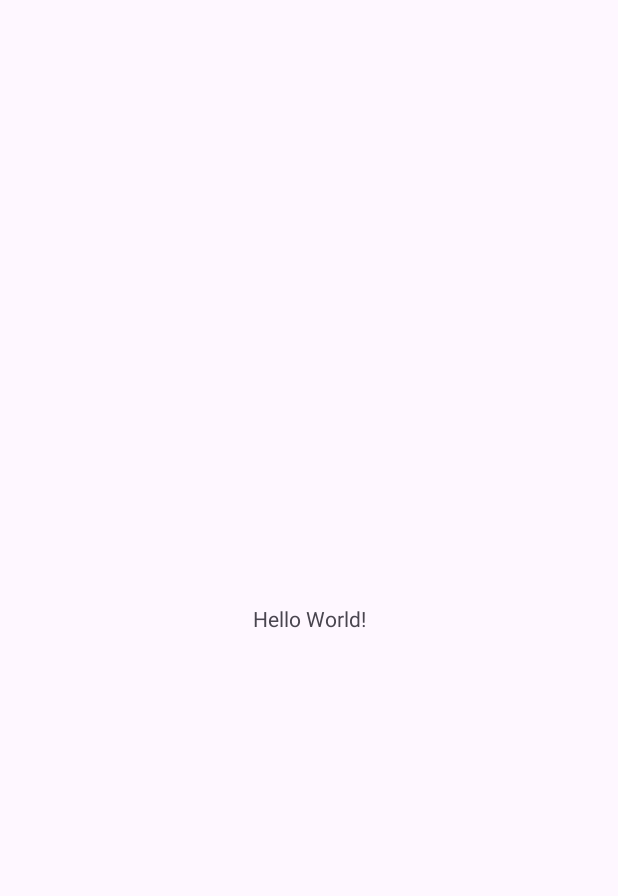
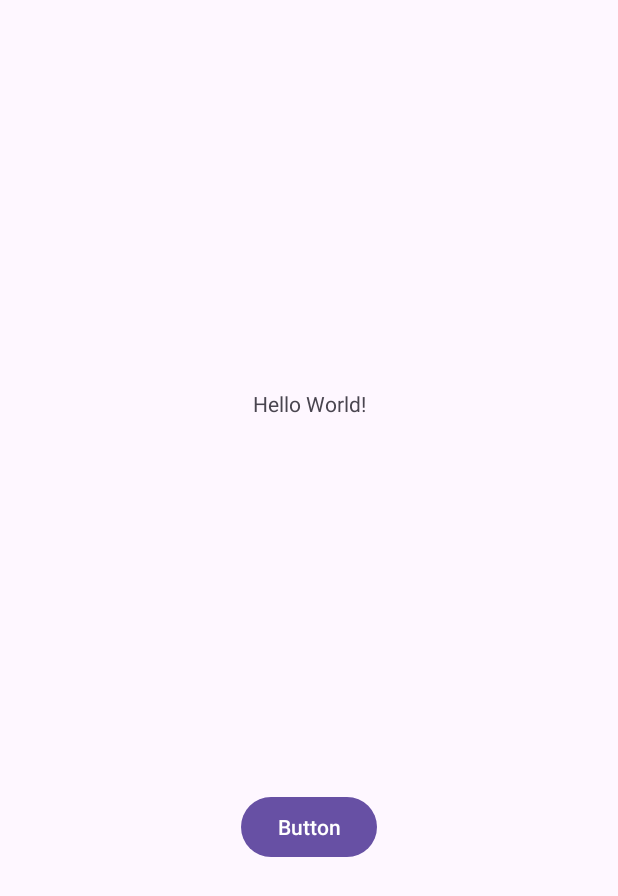
Before and after one commit to miglesuminaite/helloworld2024, an Android app: the screen it shows after launch (MainActivity), on a phone screen of 412 x 824 dp. Before the commit the part shown is almost empty. Shown: the top 896 px of the screen. Run offline under Robolectric (Android 15) with nearby library versions, the phone set to English and light mode, and no system bars.

Commit message:
Pridetas button

```diff
--- a/app/src/main/res/layout/activity_main.xml
+++ b/app/src/main/res/layout/activity_main.xml
@@ -8,12 +8,24 @@
     tools:context=".MainActivity">
 
     <TextView
+        android:id="@+id/textView"
         android:layout_width="wrap_content"
         android:layout_height="wrap_content"
         android:text="Hello World!"
         app:layout_constraintBottom_toBottomOf="parent"
         app:layout_constraintEnd_toEndOf="parent"
         app:layout_constraintStart_toStartOf="parent"
-        app:layout_constraintTop_toTopOf="parent" />
+        app:layout_constraintTop_toTopOf="parent"
+        app:layout_constraintVertical_bias="0.322" />
+
+    <Button
+        android:id="@+id/button"
+        android:layout_width="wrap_content"
+        android:layout_height="wrap_content"
+        android:text="Button"
+        app:layout_constraintBottom_toBottomOf="parent"
+        app:layout_constraintEnd_toEndOf="parent"
+        app:layout_constraintStart_toStartOf="parent"
+        app:layout_constraintTop_toBottomOf="@+id/textView" />
 
 </androidx.constraintlayout.widget.ConstraintLayout>
```
